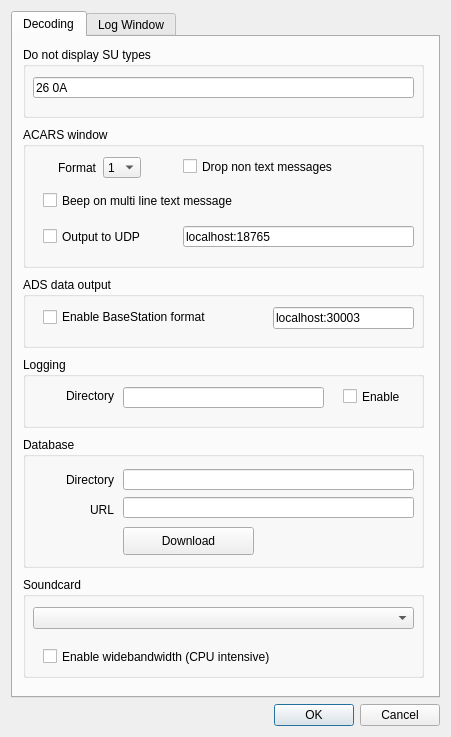
jontio/JAERO, file JAERO/gui_classes/settingsdialog.ui: the form before one commit.
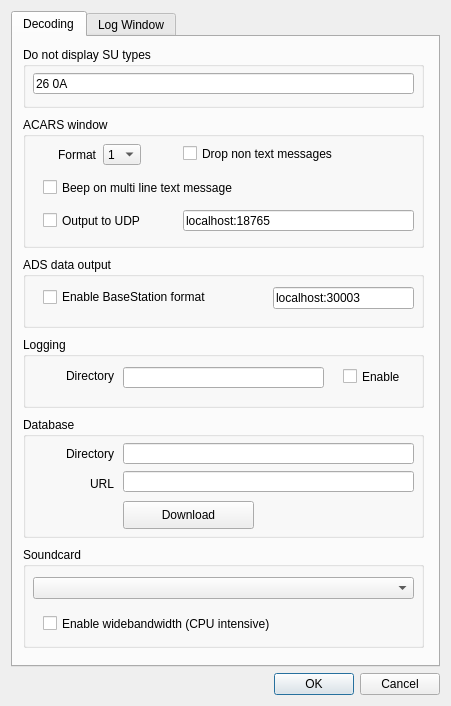
The form after the commit. Icons and pictures are not drawn.

```diff
--- a/JAERO/gui_classes/settingsdialog.ui
+++ b/JAERO/gui_classes/settingsdialog.ui
@@ -7,9 +7,21 @@
     <x>0</x>
     <y>0</y>
     <width>451</width>
-    <height>737</height>
+    <height>706</height>
    </rect>
   </property>
+  <property name="minimumSize">
+   <size>
+    <width>451</width>
+    <height>706</height>
+   </size>
+  </property>
+  <property name="maximumSize">
+   <size>
+    <width>451</width>
+    <height>706</height>
+   </size>
+  </property>
   <property name="windowTitle">
    <string>Settings</string>
   </property>
@@ -32,7 +44,7 @@
          <x>10</x>
          <y>10</y>
          <width>401</width>
-         <height>71</height>
+         <height>61</height>
         </rect>
        </property>
        <property name="title">
@@ -42,7 +54,7 @@
         <property name="geometry">
          <rect>
           <x>10</x>
-          <y>30</y>
+          <y>26</y>
           <width>381</width>
           <height>21</height>
          </rect>
@@ -56,9 +68,9 @@
        <property name="geometry">
         <rect>
          <x>10</x>
-         <y>90</y>
+         <y>80</y>
          <width>401</width>
-         <height>141</height>
+         <height>131</height>
         </rect>
        </property>
        <property name="title">
@@ -68,7 +80,7 @@
         <property name="geometry">
          <rect>
           <x>160</x>
-          <y>30</y>
+          <y>27</y>
           <width>201</width>
           <height>19</height>
          </rect>
@@ -81,7 +93,7 @@
         <property name="geometry">
          <rect>
           <x>25</x>
-          <y>28</y>
+          <y>25</y>
           <width>48</width>
           <height>25</height>
          </rect>
@@ -109,7 +121,7 @@
         <property name="geometry">
          <rect>
           <x>80</x>
-          <y>30</y>
+          <y>27</y>
           <width>38</width>
           <height>21</height>
          </rect>
@@ -143,7 +155,7 @@
         <property name="geometry">
          <rect>
           <x>20</x>
-          <y>64</y>
+          <y>61</y>
           <width>301</width>
           <height>19</height>
          </rect>
@@ -156,7 +168,7 @@
         <property name="geometry">
          <rect>
           <x>20</x>
-          <y>100</y>
+          <y>94</y>
           <width>131</width>
           <height>19</height>
          </rect>
@@ -169,7 +181,7 @@
         <property name="geometry">
          <rect>
           <x>160</x>
-          <y>99</y>
+          <y>93</y>
           <width>231</width>
           <height>21</height>
          </rect>
@@ -183,7 +195,7 @@
        <property name="geometry">
         <rect>
          <x>10</x>
-         <y>540</y>
+         <y>510</y>
          <width>401</width>
          <height>101</height>
         </rect>
@@ -205,7 +217,7 @@
         <property name="geometry">
          <rect>
           <x>20</x>
-          <y>70</y>
+          <y>67</y>
           <width>321</width>
           <height>19</height>
          </rect>
@@ -219,7 +231,7 @@
        <property name="geometry">
         <rect>
          <x>10</x>
-         <y>320</y>
+         <y>300</y>
          <width>401</width>
          <height>71</height>
         </rect>
@@ -283,9 +295,9 @@
        <property name="geometry">
         <rect>
          <x>10</x>
-         <y>400</y>
+         <y>380</y>
          <width>401</width>
-         <height>131</height>
+         <height>121</height>
         </rect>
        </property>
        <property name="title">
@@ -295,7 +307,7 @@
         <property name="geometry">
          <rect>
           <x>100</x>
-          <y>32</y>
+          <y>26</y>
           <width>291</width>
           <height>21</height>
          </rect>
@@ -308,7 +320,7 @@
         <property name="geometry">
          <rect>
           <x>10</x>
-          <y>30</y>
+          <y>24</y>
           <width>81</width>
           <height>25</height>
          </rect>
@@ -336,7 +348,7 @@
         <property name="geometry">
          <rect>
           <x>100</x>
-          <y>60</y>
+          <y>54</y>
           <width>291</width>
           <height>21</height>
          </rect>
@@ -349,7 +361,7 @@
         <property name="geometry">
          <rect>
           <x>10</x>
-          <y>60</y>
+          <y>54</y>
           <width>81</width>
           <height>25</height>
          </rect>
@@ -377,7 +389,7 @@
         <property name="geometry">
          <rect>
           <x>100</x>
-          <y>90</y>
+          <y>84</y>
           <width>131</width>
           <height>28</height>
          </rect>
@@ -395,7 +407,7 @@
        <property name="geometry">
         <rect>
          <x>10</x>
-         <y>240</y>
+         <y>220</y>
          <width>401</width>
          <height>71</height>
         </rect>
```
